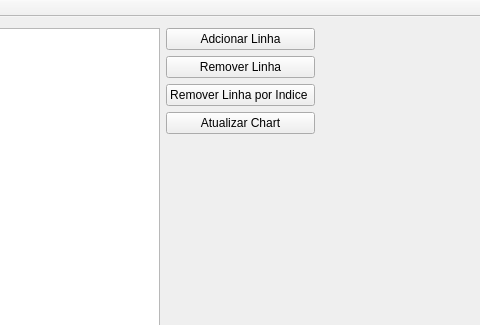
This is mainwindow.ui in DSV08/QtTableChart as Qt 5 draws it before an edit; both pictures show x 124 to 604 and y 0 to 325 of the 729 by 477 pixel window. The edited form follows.
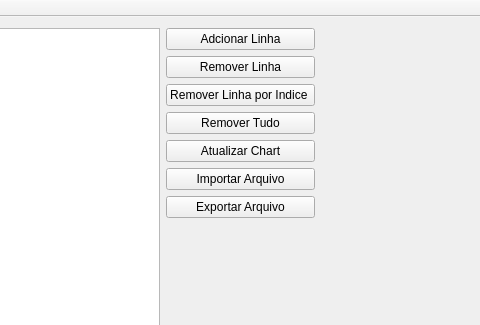
This is the edited form. Custom widgets are drawn as their Qt base class.

Commit message:
Criando o copiar
Criando a opção de colar os valores da tabela de um outro programa(excel por exemplo) e colar na tableView.

What changed in the file:
```diff
--- a/mainwindow.ui
+++ b/mainwindow.ui
@@ -44,14 +44,14 @@
         </property>
        </widget>
       </item>
-      <item row="3" column="0">
+      <item row="4" column="0">
        <widget class="QPushButton" name="pushButton_updateChart">
         <property name="text">
          <string>Atualizar Chart</string>
         </property>
        </widget>
       </item>
-      <item row="4" column="0">
+      <item row="7" column="0">
        <spacer name="verticalSpacer">
         <property name="orientation">
          <enum>Qt::Vertical</enum>
@@ -71,6 +71,27 @@
         </property>
        </widget>
       </item>
+      <item row="3" column="0">
+       <widget class="QPushButton" name="pushButtonRemoverTudo">
+        <property name="text">
+         <string>Remover Tudo</string>
+        </property>
+       </widget>
+      </item>
+      <item row="5" column="0">
+       <widget class="QPushButton" name="pushButtonImportarArquivo">
+        <property name="text">
+         <string>Importar Arquivo</string>
+        </property>
+       </widget>
+      </item>
+      <item row="6" column="0">
+       <widget class="QPushButton" name="pushButtonExportarArquivo">
+        <property name="text">
+         <string>Exportar Arquivo</string>
+        </property>
+       </widget>
+      </item>
      </layout>
     </item>
    </layout>
```
The commit also changes 2 other files.
